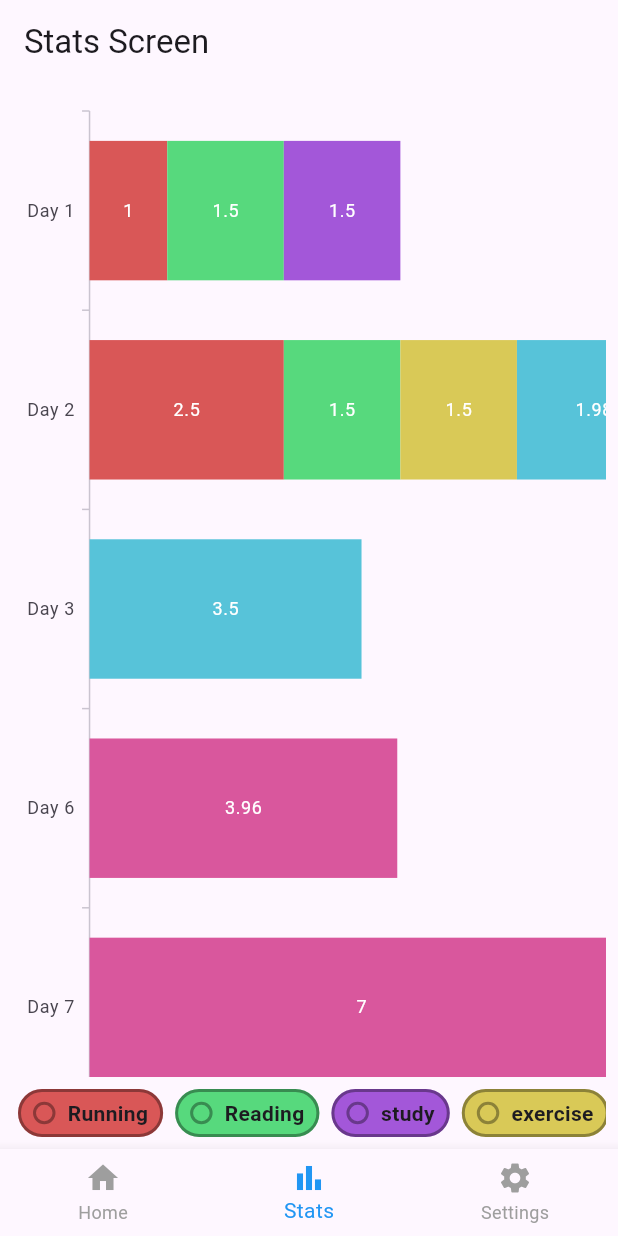
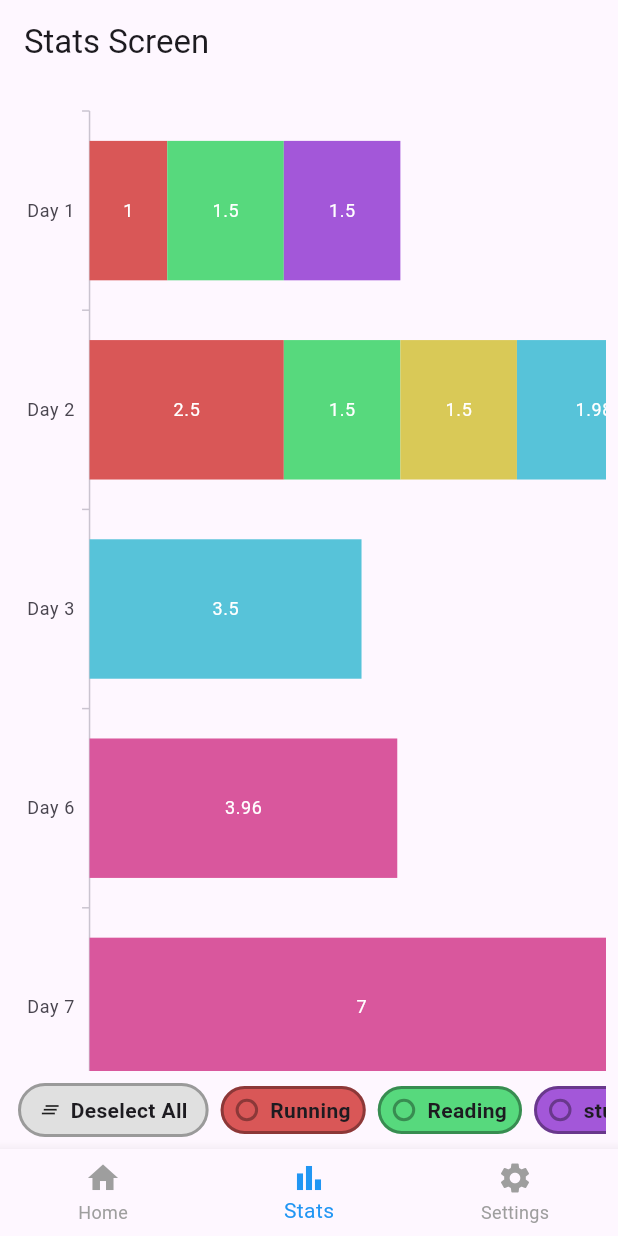
Before and after one commit to psjhimanshu/activity_tracker, a Flutter app: the screen it shows after launch, item 2 of the bottom bar chosen, on a phone screen of 412 x 824 dp. Run offline on Flutter 3.47's test engine with Material 3 defaults, Android fonts, the light colour scheme and no system bars; our stand-ins replace audioplayers, firebase_core, get, shared_preferences, syncfusion_flutter_charts; accounts and stored records are empty; statements that could not run were skipped.

Commit message:
added below legend

```diff
--- a/lib/Screens/StatsScreen.dart
+++ b/lib/Screens/StatsScreen.dart
@@ -69,7 +69,6 @@ class _StatsScreenState extends State<StatsScreen> {
   }
 }
 
-
 class ActivityBarChart extends StatefulWidget {
   final List<Map<String, dynamic>> activities;
 
@@ -84,11 +83,12 @@ class _ActivityBarChartState extends State<ActivityBarChart> {
   Map<String, bool> _selectedActivities = {};
   final Map<String, Color> _activityColors = {};
 
-  Color _generateColor(int index, [double saturation = 0.6, double value = 0.85]) {
-    double hue = (index * 137.508) % 360; // Golden angle in degrees for better distribution
+  Color _generateColor(int index,
+      [double saturation = 0.6, double value = 0.85]) {
+    double hue = (index * 137.508) %
+        360; // Golden angle in degrees for better distribution
     return HSVColor.fromAHSV(1.0, hue, saturation, value).toColor();
   }
-
 
   Map<String, dynamic> _generateChartData() {
     Map<int, Map<String, double>> dayWiseData = {};
@@ -100,28 +100,36 @@ class _ActivityBarChartState extends State<ActivityBarChart> {
 
       DateTime current = start;
 
-      while (current.day != end.day || current.month != end.month || current.year != end.year) {
-        DateTime endOfDay = DateTime(current.year, current.month, current.day, 23, 59, 59);
-        double duration = double.parse((endOfDay.difference(current).inMinutes / 60.0).toStringAsFixed(2));
+      while (current.day != end.day ||
+          current.month != end.month ||
+          current.year != end.year) {
+        DateTime endOfDay =
+            DateTime(current.year, current.month, current.day, 23, 59, 59);
+        double duration = double.parse(
+            (endOfDay.difference(current).inMinutes / 60.0).toStringAsFixed(2));
 
         int day = current.day;
         dayWiseData[day] ??= {};
-        dayWiseData[day]![activityName] = (dayWiseData[day]![activityName] ?? 0) + duration;
+        dayWiseData[day]![activityName] =
+            (dayWiseData[day]![activityName] ?? 0) + duration;
 
         current = DateTime(current.year, current.month, current.day + 1, 0, 0);
       }
 
       int finalDay = end.day;
-      double remainingDuration = double.parse((end.difference(current).inMinutes / 60.0).toStringAsFixed(2));
+      double remainingDuration = double.parse(
+          (end.difference(current).inMinutes / 60.0).toStringAsFixed(2));
       dayWiseData[finalDay] ??= {};
-      dayWiseData[finalDay]![activityName] = (dayWiseData[finalDay]![activityName] ?? 0) + remainingDuration;
+      dayWiseData[finalDay]![activityName] =
+          (dayWiseData[finalDay]![activityName] ?? 0) + remainingDuration;
     }
 
     List<ActivityData> chartData = [];
     double maxHours = 0;
 
     dayWiseData.forEach((day, activities) {
-      double totalDuration = activities.values.fold(0, (sum, value) => sum + value);
+      double totalDuration =
+          activities.values.fold(0, (sum, value) => sum + value);
       if (totalDuration > maxHours) {
         maxHours = totalDuration;
       }
@@ -143,18 +151,14 @@ class _ActivityBarChartState extends State<ActivityBarChart> {
     _tooltipBehavior = TooltipBehavior(enable: true);
     super.initState();
 
-    Set<String> allActivities = widget.activities
-        .map((a) => a['activity_name'] as String)
-        .toSet();
+    Set<String> allActivities =
+        widget.activities.map((a) => a['activity_name'] as String).toSet();
 
     int colorIndex = 0;
     for (String activity in allActivities) {
       _activityColors[activity] = _generateColor(colorIndex++);
       _selectedActivities[activity] = true;
     }
-
-
-
   }
 
   void _onBarTap(ChartPointDetails details, String activity) {
@@ -166,7 +170,8 @@ class _ActivityBarChartState extends State<ActivityBarChart> {
       context: context,
       builder: (context) => AlertDialog(
         title: Text("Activity Details"),
-        content: Text("$activityName on $day\nDuration: ${duration.toStringAsFixed(1)} hours"),
+        content: Text(
+            "$activityName on $day\nDuration: ${duration.toStringAsFixed(1)} hours"),
         actions: [
           TextButton(onPressed: () => Navigator.pop(context), child: Text("OK"))
         ],
@@ -181,8 +186,10 @@ class _ActivityBarChartState extends State<ActivityBarChart> {
     double maxHours = result['maxHours'];
     int totalDays = result['numDays'];
 
-    double chartWidth = (maxHours * 40)+150; // each hour is 40px wide (adjust as needed)
-    double chartHeight = max(MediaQuery.of(context).size.height-(245),totalDays * 50);
+    double chartWidth =
+        (maxHours * 40) + 150; // each hour is 40px wide (adjust as needed)
+    double chartHeight =
+        max(MediaQuery.of(context).size.height - (245), totalDays * 50);
 
     return Column(
       children: [
@@ -193,7 +200,8 @@ class _ActivityBarChartState extends State<ActivityBarChart> {
               scrollDirection: Axis.horizontal,
               child: SizedBox(
                 width: chartWidth,
-                height: max(MediaQuery.of(context).size.height-140,chartHeight),
+                height:
+                    max(MediaQuery.of(context).size.height - 140, chartHeight),
                 // height: chartHeight,
                 child: SfCartesianChart(
                   plotAreaBorderWidth: 0,
@@ -207,10 +215,11 @@ class _ActivityBarChartState extends State<ActivityBarChart> {
                     title: AxisTitle(text: 'Hours'),
                     minimum: 0,
                     maximum: maxHours,
-                    interval: maxHours/10,
+                    interval: maxHours / 10,
                     majorGridLines: MajorGridLines(width: 0),
                   ),
-                  legend: Legend(isVisible: false,position:LegendPosition.left),
+                  legend:
+                      Legend(isVisible: false, position: LegendPosition.left),
                   tooltipBehavior: _tooltipBehavior,
                   series: _generateSeries(chartData),
                 ),
@@ -221,11 +230,60 @@ class _ActivityBarChartState extends State<ActivityBarChart> {
         SizedBox(height: 8),
         SingleChildScrollView(
           scrollDirection: Axis.horizontal,
-          child: Wrap(
-            children: _selectedActivities.keys.map((activity) {
+          child: Row(
+            mainAxisAlignment: MainAxisAlignment.center,
+            children: [
+              Builder(
+                builder: (context) {
+                  final allSelected =
+                      _selectedActivities.values.every((selected) => selected);
+                  final toggleText =
+                      allSelected ? "Deselect All" : "Select All";
+
+                  return GestureDetector(
+                    onTap: () {
+                      setState(() {
+                        _selectedActivities
+                            .updateAll((key, value) => !allSelected);
+                      });
+                    },
+                    child: AnimatedContainer(
+                      duration: Duration(milliseconds: 300),
+                      curve: Curves.easeInOut,
+                      margin: EdgeInsets.symmetric(horizontal: 4),
+                      padding:
+                          EdgeInsets.symmetric(horizontal: 12, vertical: 6),
+                      decoration: BoxDecoration(
+                        color: Colors.grey[300]!,
+                        borderRadius: BorderRadius.circular(20),
+                        border: Border.all(
+                            color: Colors.black.withAlpha(80), width: 2),
+                      ),
+                      child: Row(
+                        mainAxisSize: MainAxisSize.min,
+                        children: [
+                          Icon(allSelected ? Icons.clear_all : Icons.select_all,size: 15,),
+                          SizedBox(width: 6),
+                          Text(
+                              toggleText,
+                              style: TextStyle(fontWeight: FontWeight.bold),
+                            ),
+                        ],
+                      ),
+                    ),
+                  );
+                },
+              ),
+              ..._selectedActivities.keys.map((activity) {
                 final isSelected = _selectedActivities[activity] ?? true;
-              final color = isSelected ? _activityColors[activity] : _activityColors[activity]!.withAlpha(130);
-              final border = Border.all(color: isSelected ? Colors.black.withAlpha(90) : Colors.black.withAlpha(40), width: 2);
+                final color = isSelected
+                    ? _activityColors[activity]
+                    : _activityColors[activity]!.withAlpha(130);
+                final border = Border.all(
+                    color: isSelected
+                        ? Colors.black.withAlpha(90)
+                        : Colors.black.withAlpha(40),
+                    width: 2);
                 return GestureDetector(
                   onTap: () {
                     setState(() {
@@ -250,16 +308,19 @@ class _ActivityBarChartState extends State<ActivityBarChart> {
                           decoration: BoxDecoration(
                               color: color,
                               shape: BoxShape.circle,
-                          border: border
+                              border: border),
                         ),
+                        SizedBox(width: 8),
+                        Text(
+                          activity,
+                          style: TextStyle(fontWeight: FontWeight.bold),
                         ),
-                      SizedBox(width: 8) ,
-                      Text(activity, style: TextStyle(fontWeight: FontWeight.bold),),
                       ],
                     ),
                   ),
                 );
               }).toList(),
+            ],
           ),
         )
       ],
@@ -274,21 +335,25 @@ class _ActivityBarChartState extends State<ActivityBarChart> {
       allActivities.addAll(entry.activities.keys);
     }
 
-    return allActivities.where((activity) => _selectedActivities[activity] ?? true).map((activity) {
+    return allActivities
+        .where((activity) => _selectedActivities[activity] ?? true)
+        .map((activity) {
       return StackedBarSeries<ActivityData, String>(
         name: activity,
         dataSource: data,
         color: _activityColors[activity],
-        yValueMapper: (ActivityData data, _) => (data.activities[activity] ?? 0).toDouble(),
+        yValueMapper: (ActivityData data, _) =>
+            (data.activities[activity] ?? 0).toDouble(),
         xValueMapper: (ActivityData data, _) => "Day ${data.day}",
         dataLabelSettings: DataLabelSettings(
           showZeroValue: false,
           labelAlignment: ChartDataLabelAlignment.middle,
           isVisible: true, // Center labels inside bars
-          textStyle: TextStyle(color: Colors.white, fontSize: 12), // Better contrast
+          textStyle:
+              TextStyle(color: Colors.white, fontSize: 12), // Better contrast
         ),
-        onPointTap: (ChartPointDetails details) {
-          _onBarTap(details, activity); // Pass activity name manually
+        onPointLongPress: (ChartPointDetails details) {
+          _onBarTap(details, activity); // Your existing handler
         },
       );
     }).toList();
```
Also changed, not shown: 127 other files. Lines whose indentation alone changed are shown as unchanged.
